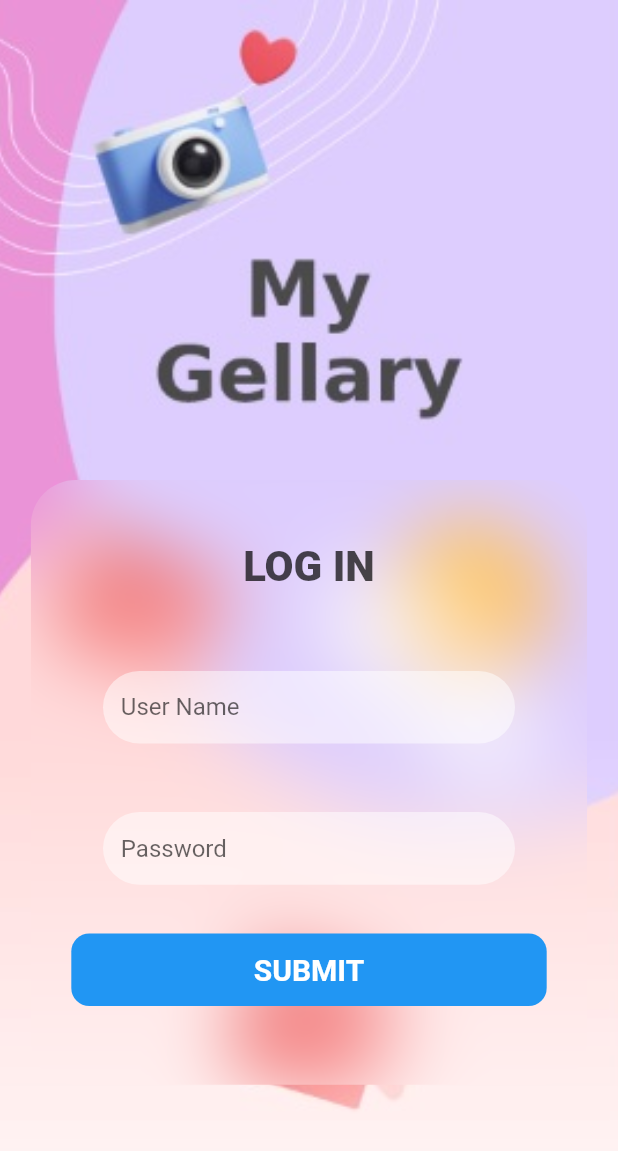
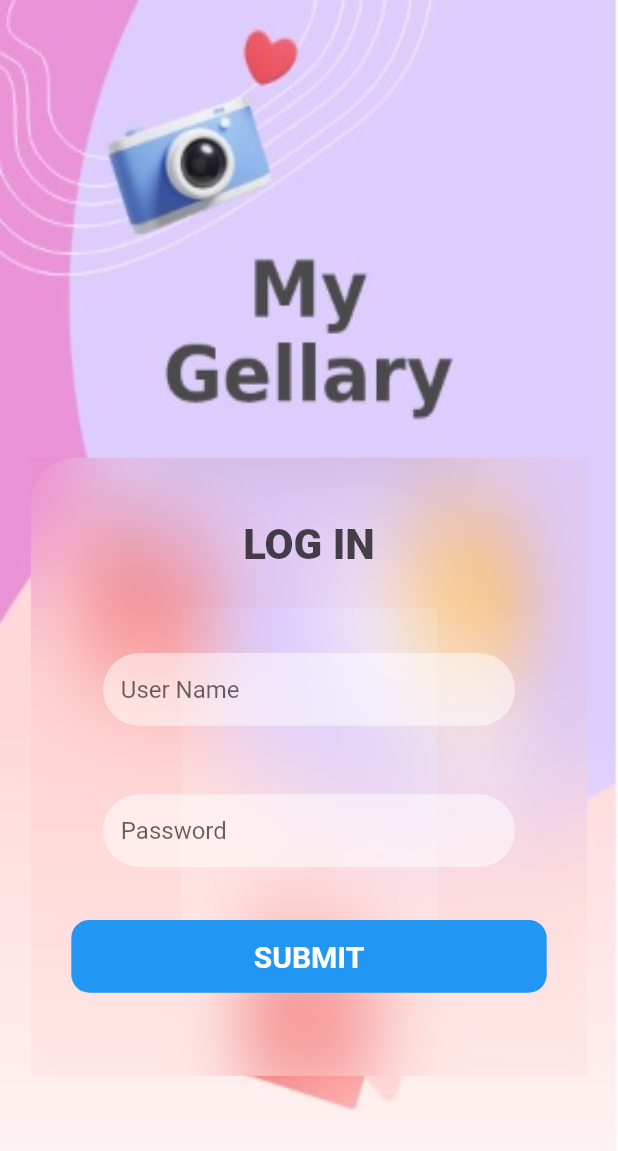
Before and after one commit to WaelLatif/pro_mina, a Flutter app: the screen it shows after launch, after a tap on "SUBMIT", on a phone screen of 412 x 824 dp. Shown: the top 1151 px of the screen. Run offline on Flutter 3.47's test engine with Material 2 defaults, Android fonts, the phone set to English and light mode, and no system bars; drawn by our look-alikes of glassmorphism; our stand-ins replace bloc, conditional_builder_null_safety, dio, flutter_bloc, image_picker.

Commit message:
Login Cubit

```diff
--- a/lib/components/custom_Form_text_field.dart
+++ b/lib/components/custom_Form_text_field.dart
@@ -31,7 +31,7 @@ class CustomFormTextField extends StatelessWidget {
         ),
         height: size!.width / 8.5,
         width: width,
-        alignment: Alignment.center,
+        alignment: Alignment.centerLeft,
         decoration: BoxDecoration(
           color: Colors.white.withOpacity(.5),
           borderRadius: BorderRadius.circular(25),
--- a/lib/main.dart
+++ b/lib/main.dart
@@ -1,9 +1,11 @@
 import 'package:flutter/material.dart';
-import 'package:pro_mina/screens/gellary_screen.dart';
+import 'package:pro_mina/network/remote/dio_helper.dart';
+
 import 'package:pro_mina/screens/login_screen.dart';
 
 void main() {
   runApp(const MyApp());
+  DioHelper.init();
 }
 
 class MyApp extends StatelessWidget {
--- a/lib/network/remote/dio_helper.dart
+++ b/lib/network/remote/dio_helper.dart
@@ -9,13 +9,10 @@ class DioHelper {
           baseUrl: 'https://technichal.prominaagency.com/api/',
           receiveDataWhenStatusError: true,
           headers: {
-            'Content-Type': 'multipart/form-data; boundary=<calculated when request is sent>',
-            'Content-Length': '<calculated when request is sent>',
-            'Host': '<calculated when request is sent>',
-            'User-Agent': 'PostmanRuntime/7.29.0',
-            'Accept': '*/*',
-            'Accept-Encoding': 'gzip, deflate, br',
-            'Connection': 'keep-alive',
+
+            'Content-Type': 'application/json',
+
+
           }),
     );
   }
@@ -24,7 +21,7 @@ class DioHelper {
     required String url,
     required Map<String, dynamic> query,
   }) async {
-    return await dio?.get(
+    return await dio!.get(
       url,
       queryParameters: query,
     );
@@ -32,11 +29,10 @@ class DioHelper {
 
   static Future<Response> postData({
     required String url,
-    Map<String, dynamic>? query,
    required Map<String, dynamic> data,
 
   }) async
   {
-    return dio!.post(url,queryParameters: query,data: data);
+    return dio!.post(url,data: data);
   }
 }
--- a/lib/screens/login_screen.dart
+++ b/lib/screens/login_screen.dart
@@ -4,51 +4,80 @@ import 'dart:ui';
 import 'package:conditional_builder_null_safety/conditional_builder_null_safety.dart';
 import 'package:flutter/material.dart';
 import 'package:flutter_bloc/flutter_bloc.dart';
+import 'package:glassmorphism/glassmorphism.dart';
 import 'package:pro_mina/login_cubit/login_cubit.dart';
 import 'package:pro_mina/login_cubit/login_states.dart';
 import 'package:pro_mina/screens/gellary_screen.dart';
+
 import '../components/components.dart';
 import '../components/custom_Form_text_field.dart';
 
 class LoginScreen extends StatelessWidget {
+  String? email, password;
 
-  String? email ,password;
-
+  GlobalKey<FormState> formKey = GlobalKey();
   @override
   Widget build(BuildContext context) {
     Size size = MediaQuery.of(context).size;
     return BlocProvider(
       create: (BuildContext context) => LoginCubit(),
       child: BlocConsumer<LoginCubit, LoginStates>(
-        listener: (context, state) {},
+        listener: (context, state) {
+          if (state is LoginSuccessState) {
+
+            navigateAndReplace(context, GalleryScreen());
+
+          }
+        },
         builder: (context, state) {
-
+          final TextEditingController emailController = TextEditingController();
+          final TextEditingController  passwordController = TextEditingController();
           return Scaffold(
-            body: ListView(
-
-              children:[
-                SizedBox(
+            body: Form(
+              key:formKey,
+              child: SingleChildScrollView(
+                physics: NeverScrollableScrollPhysics(),
+                child: Container(
                   height: size.height,
-                  child: Stack(
-                    children: [
-                      SizedBox(
-                        height: size.height,
-                        child: Image.asset(
-                          'assets/images/login.jpg',
-                          fit: BoxFit.cover,
+                  decoration: BoxDecoration(
+                    image: DecorationImage(fit:BoxFit.fill,
+                      image: AssetImage('assets/images/login.jpg',))
                   ),
-                      ),
-                      Center(
                   child: Column(
                     children: [
-                            SizedBox(height: 320.0),
-                            Expanded(
-                              flex: 4,
-                              child: ClipRRect(
-                                borderRadius: BorderRadius.circular(30),
-                                child: BackdropFilter(
-                                  filter: ImageFilter.blur(
-                                      sigmaY: 25, sigmaX: 25),
+                      SizedBox(height: size.height/2.7,),
+                      Center(
+                        child: GlassmorphicContainer(
+                          width: size.width * 0.9,
+                          height: size.height * 0.5,
+                          borderRadius: 30,
+                          blur: 20,
+                          alignment: Alignment.bottomCenter,
+                          border: 100,
+                          linearGradient: LinearGradient(
+                              begin: Alignment.topLeft,
+                              end: Alignment.bottomRight,
+                              colors: [
+                                Color(0xFFF75035).withAlpha(1),
+                                Color(0xFFffffff).withAlpha(5),
+                              ],
+                              stops: [
+                                0.5,
+                                1,
+                              ]),
+                          borderGradient: LinearGradient(
+                              begin: Alignment.bottomRight,
+                              end: Alignment.topLeft,
+                              colors: [
+                                Color(0xFF4579C5).withAlpha(100),
+                                Color(0xFFFFFFF).withAlpha(55),
+                                Color(0xFFF75035).withAlpha(10),
+                              ],
+                              stops: [
+                                0.0,
+                                0.0,
+                                0
+                              ]),
                           child: SizedBox(
                             width: size.width * .9,
                             child: Column(
@@ -65,8 +94,7 @@ class LoginScreen extends StatelessWidget {
                                     style: TextStyle(
                                       fontSize: 28,
                                       fontWeight: FontWeight.w900,
-                                              color: Colors.black
-                                                  .withOpacity(.7),
+                                      color: Colors.black.withOpacity(.7),
                                     ),
                                   ),
                                 ),
@@ -75,6 +103,7 @@ class LoginScreen extends StatelessWidget {
                                   MainAxisAlignment.spaceAround,
                                   children: [
                                     CustomFormTextField(
+                                      controller: emailController,
                                       size: size,
                                       width: size.width / 1.5,
                                       hintText: '   User Name',
@@ -82,10 +111,12 @@ class LoginScreen extends StatelessWidget {
                                         email = data;
                                       },
                                     ),
+
                                     SizedBox(
                                       height: 25,
                                     ),
                                     CustomFormTextField(
+                                      controller: passwordController,
                                       size: size,
                                       width: size.width / 1.5,
                                       hintText: '   Password',
@@ -105,38 +136,33 @@ class LoginScreen extends StatelessWidget {
                                   alignment: Alignment.center,
                                   decoration: BoxDecoration(
                                     color: Colors.blue,
-                                            borderRadius:
-                                            BorderRadius.circular(12),
+                                    borderRadius: BorderRadius.circular(12),
                                   ),
                                   child: ConditionalBuilder(
-                                            condition:
-                                            state is! LoginLoadingState,
-                                            builder: (context) =>
-                                                MaterialButton(
-                                                  onPressed: () {
-
+                                    condition: state is! LoginLoadingState,
+                                    builder: (context) => MaterialButton(
+                                      onPressed: () async {
                                         LoginCubit.get(context).userLogin(
                                             email: email!,
-                                                        password: password!);
-                                                   navigateAndReplace(context, GalleryScreen());
+                                            password:
+                                            password!);
+                                        // navigateAndReplace(context, GalleryScreen());
                                       },
                                       child: Text(
                                         'SUBMIT',
                                         style: TextStyle(
                                           color: Colors.white,
                                           fontSize: 20,
-                                                      fontWeight:
-                                                      FontWeight.w600,
-                                                      backgroundColor:
-                                                      Colors.blue,
+                                          fontWeight: FontWeight.w600,
+                                          backgroundColor: Colors.blue,
                                         ),
                                       ),
                                     ),
                                     fallback: (context) => Center(
-                                                child:
-                                                CircularProgressIndicator(
+                                        child: CircularProgressIndicator(
                                           color: Colors.white,
-                                                )),
+                                        ),
+                                    ),
                                   ),
                                 ),
                                 SizedBox(
@@ -147,19 +173,12 @@ class LoginScreen extends StatelessWidget {
                           ),
                         ),
                       ),
-                            ),
-                            Expanded(
-                              child: SizedBox(
-                                height: 20,
-                              ),
-                            ),
                     ],
                   ),
                 ),
-                    ],
+
+
               ),
-                ),
-              ]
             ),
           );
         },
--- a/pubspec.yaml
+++ b/pubspec.yaml
@@ -41,6 +41,8 @@ dependencies:
   flutter_bloc: ^8.1.1
   dio: ^4.0.6
   conditional_builder_null_safety: ^0.0.6
+  glassmorphism: ^3.0.0
+  intl: ^0.17.0
 
 dev_dependencies:
   flutter_test:
```
Also changed, not shown: pubspec.lock. Lines whose indentation alone changed are shown as unchanged.
